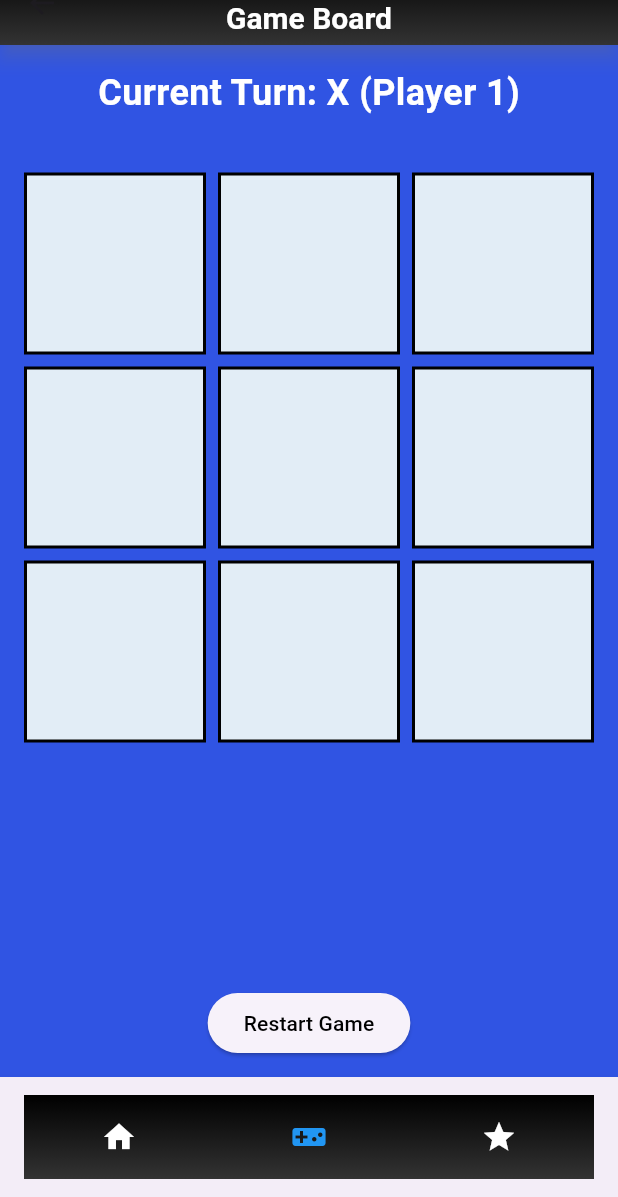
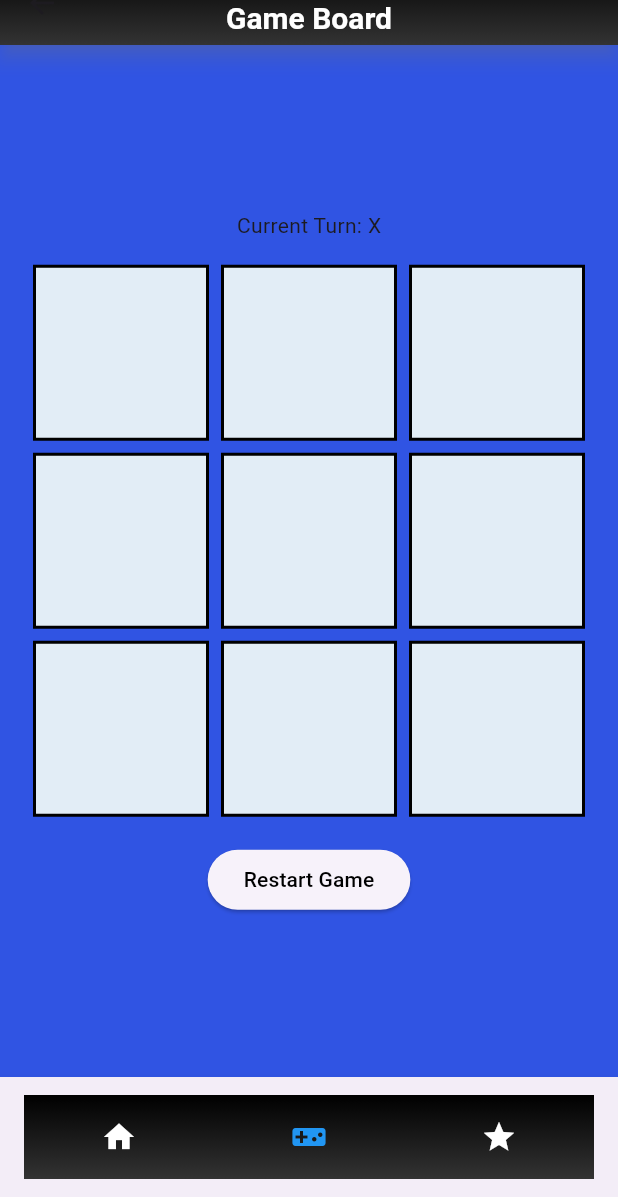
Before and after one commit to conestega-gmv-3term/mobile-3term, a Flutter app: the GameScreen screen opened by its route, on a phone screen of 412 x 824 dp, the part 39-1236 px from its top. Run offline on Flutter 3.47's test engine with Material 3 defaults, Android fonts, the phone set to English and light mode, and no system bars; our stand-ins replace image_picker, shared_preferences; accounts and stored records are empty.

Commit message:
Some changes in GameScreen

```diff
--- a/tic_tac_toe_app/lib/pages/game.dart
+++ b/tic_tac_toe_app/lib/pages/game.dart
@@ -6,7 +6,7 @@ class GameScreen extends StatefulWidget {
   final String player1;
   final String player2;
 
-  // Constructor that takes the players names as optional and set a default.
+
   const GameScreen({
     Key? key,
     this.player1 = "Player 1",
@@ -16,52 +16,80 @@ class GameScreen extends StatefulWidget {
   @override
   State<GameScreen> createState() => _GameScreenState();
 }
+class _GameScreenState extends State<GameScreen> {
 
-class _GameScreenState extends State<GameScreen> {
-  // Define a 3x3 board for Tic Tac Toe
+  //The positions of the Game
   List<List<String>> board = [
     ['', '', ''],
     ['', '', ''],
     ['', '', ''],
   ];
 
-  String currentPlayer = 'X'; // 'X' starts the game
-  String? winner; // Winner state
+  String currentPlayer = 'X'; // First to play
+  String? winner; //If there is a winner
+  int isDraw=0; //Check if it IS a draw
 
-  // Handle player move
-  void handleTap(int row, int col) {
-    if (board[row][col] == '' && winner == null) {
+  //If the player taps a square
+  void isTap(int row, int col) {
+    isDraw++;
+    if (isDraw != 9 && winner == null) {
+
       setState(() {
         board[row][col] = currentPlayer;
-        if (checkWinner(row, col)) {
+        if (checkWinner(row, col))
+        {
           winner = currentPlayer;
-        } else {
-          currentPlayer = (currentPlayer == 'X') ? 'O' : 'X'; // Switch turns
+        }
+        else
+        {
+          if(currentPlayer=="X")
+          {
+            currentPlayer = "O";
+          }
+          else
+          {
+            currentPlayer = "X";
+          }
         }
       });
     }
   }
 
-  // Check if the current move resulted in a win
+  // Check if there is a winner
   bool checkWinner(int row, int col) {
-    // Check row
-    if (board[row].every((cell) => cell == currentPlayer)) return true;
 
-    // Check column
-    if (board.every((r) => r[col] == currentPlayer)) return true;
-
-    // Check main diagonal
-    if (row == col &&
-        board.every((r) => r[board.indexOf(r)] == currentPlayer)) {
+    if(board[1][1]==board[1][0] && board[1][1]==board[1][2] && board[1][1]!="")
+    {
       return true;
     }
-
-    // Check anti-diagonal
-    if (row + col == 2 &&
-        board.every((r) => r[2 - board.indexOf(r)] == currentPlayer)) {
+    if(board[1][1]==board[0][1] && board[1][1]==board[2][1] && board[1][1]!="")
+    {
       return true;
     }
-
+    if(board[1][1]==board[0][0] && board[1][1]==board[2][2] && board[1][1]!="")
+    {
+      return true;
+    }
+    if(board[1][1]==board[0][2] && board[1][1]==board[2][0] && board[1][1]!="")
+    {
+       return true;
+    }
+    if(board[1][0]==board[0][0] && board[1][0]==board[2][0] && board[1][0]!="")
+    {
+       return true;
+    }
+    if(board[1][2]==board[0][2] && board[1][2]==board[2][2] && board[1][2]!="")
+    {
+       return true;
+    }
+    if(board[0][0]==board[0][1] && board[0][0]==board[0][2] && board[0][0]!="")
+    {
+       return true;
+    }
+    if(board[2][0]==board[2][1] && board[2][0]==board[2][2] && board[2][0]!="")
+    {
+       return true;
+    }
     return false;
   }
 
@@ -75,7 +103,25 @@ class _GameScreenState extends State<GameScreen> {
       ];
       currentPlayer = 'X';
       winner = null;
+      isDraw=0;
     });
+  }
+
+  //Display the message
+  String checkMessage()
+  {
+    if(winner!=null)
+    {
+      return "Winner: $winner";
+    }
+    else if(isDraw==9)
+    {
+      return "It is a Draw";
+    }
+    else
+    {
+      return "Current Turn: $currentPlayer";
+    }
   }
 
   @override
@@ -86,45 +132,73 @@ class _GameScreenState extends State<GameScreen> {
         mainAxisAlignment: MainAxisAlignment.center,
         children: [
           Padding(padding: EdgeInsets.only(top: 15)),
-          // Display the winner or current turn
-          Text(
-            winner != null
-                ? 'Winner: $winner'
-                : 'Current Turn: $currentPlayer (${currentPlayer == 'X' ? widget.player1 : widget.player2})',
-            style: const TextStyle(fontSize: 24.0, fontWeight: FontWeight.bold, color: Colors.white),
-          ),
-          const SizedBox(height: 20.0),
-          // Build the board dynamically
-          Expanded(
+          Text( "${checkMessage()}"),
+          SizedBox(
+            height: 400, width: 400,
             child: GridView.builder(
               padding: const EdgeInsets.all(16.0),
               gridDelegate: const SliverGridDelegateWithFixedCrossAxisCount(
-                crossAxisCount: 3, // 3x3 grid
-                mainAxisSpacing: 8.0,
-                crossAxisSpacing: 8.0,
+                crossAxisCount: 3, //3 per line
+                mainAxisSpacing: 8, //spacing
+                crossAxisSpacing: 8,
               ),
-              itemCount: 9,
+              itemCount: 9, //Nine Squares
               itemBuilder: (context, index) {
-                final row = index ~/ 3;
-                final col = index % 3;
-                return GestureDetector(
-                  onTap: () => handleTap(row, col),
+                var row;
+                var col;
+
+                //identify the position of the square
+                switch (index) {
+                  case 0:
+                  row =0;
+                  col =0;
+
+                  case 1:
+                  row = 0;
+                  col = 1;
+
+                  case 2:
+                  row = 0;
+                  col = 2;
+
+                  case 3:
+                  row = 1;
+                  col = 0;
+
+                    break;
+                  case 4:
+                  row = 1;
+                  col = 1;
+
+
+                  case 5:
+                  row = 1;
+                  col = 2;
+
+
+                  case 6:
+                  row = 2;
+                  col = 0;
+
+                  case 7:
+                  row = 2;
+                  col = 1;
+
+                    break;
+                  case 8:
+                  row = 2;
+                  col = 2;
+                }
+
+                return InkWell(
+                  onTap: () => isTap(row, col), //Tap
                   child: Container(
                     decoration: BoxDecoration(
-                      border: Border.all(color: Colors.black, width: 2.0),
+                      border: Border.all(color: Colors.black, width: 2),
                       color: const Color.fromARGB(255, 226, 237, 246),
                     ),
                     child: Center(
-                      child: Text(
-                        board[row][col],
-                        style: TextStyle(
-                          fontSize: 32.0,
-                          fontWeight: FontWeight.bold,
-                          color: board[row][col] == 'X'
-                              ? Colors.red
-                              : Colors.green,
-                        ),
-                      ),
+                      child: Text(board[row][col], style: const TextStyle(fontSize: 32.0, fontWeight: FontWeight.bold, color:  Color.fromARGB(255, 0, 0, 0))),
                     ),
                   ),
                 );
@@ -136,13 +210,13 @@ class _GameScreenState extends State<GameScreen> {
               margin: const EdgeInsets.only(bottom: 10),
               child:
                   Row(mainAxisAlignment: MainAxisAlignment.center, children: [
-                const SizedBox(height: 20.0),
                 ElevatedButton(
                     onPressed: resetGame,
                     child: const Text('Restart Game', style: TextStyle(color: Color.fromARGB(255, 0, 0, 0)))),
               ])),
         ],
-      ), backgroundColor: const Color.fromRGBO(48, 84, 227, 89),
+      ),
+      backgroundColor: const Color.fromRGBO(48, 84, 227, 89), //Background color
       bottomNavigationBar: const CommonBottomBar(),
     );
   }
```
